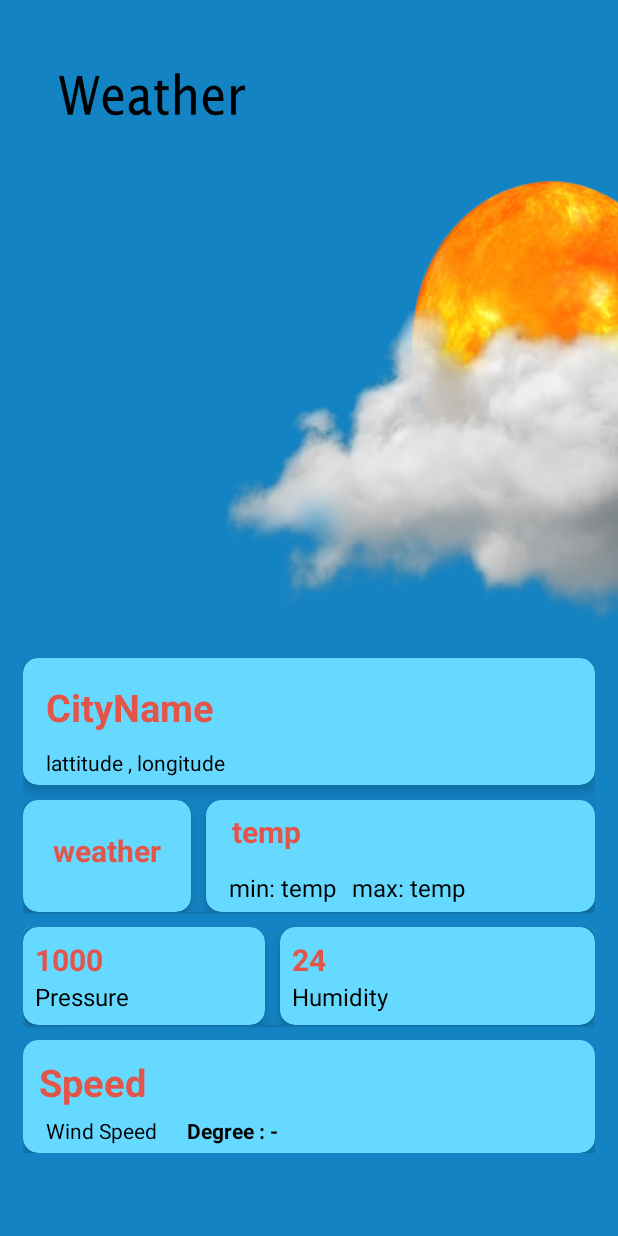
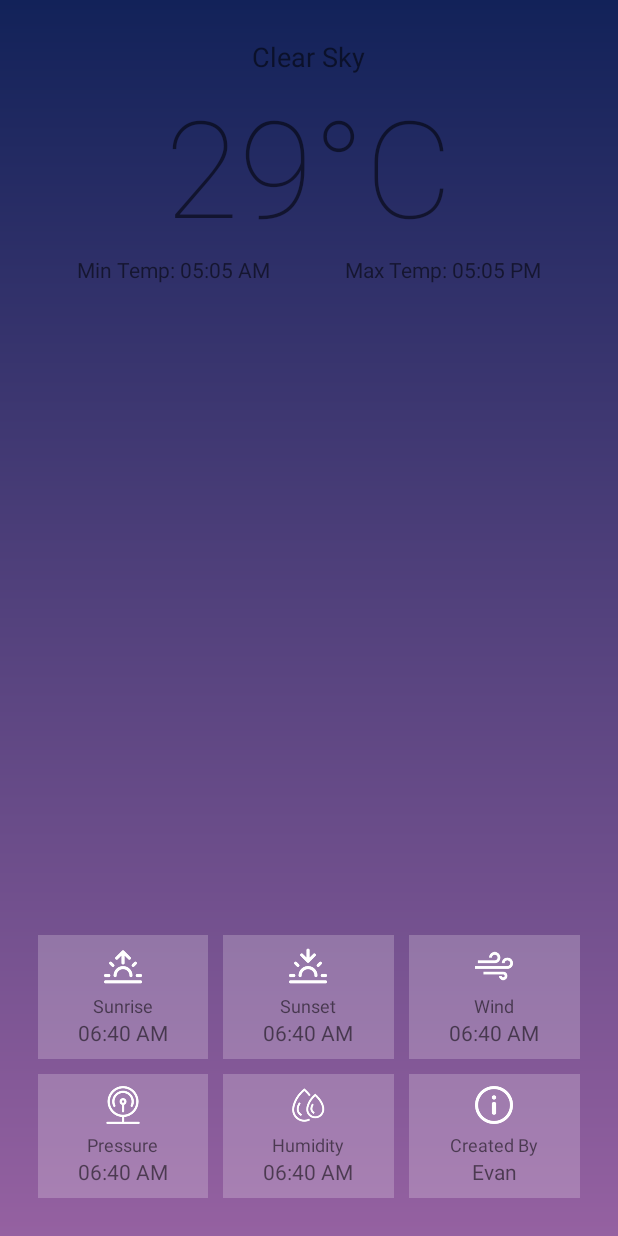
Before and after one commit to nyoloo/Aplikasi_Cuaca, an Android app: the screen it shows after launch (MainActivity), on a phone screen of 412 x 824 dp. Run offline under Robolectric (Android 15) with nearby library versions, the phone set to English and light mode, and no system bars; our stand-ins replace Volley; network calls fail; 4 statements that could not run were skipped.

Commit message:
update ui

```diff
--- a/app/build.gradle
+++ b/app/build.gradle
@@ -46,4 +46,9 @@ dependencies {
     testImplementation 'junit:junit:4.+'
     androidTestImplementation 'androidx.test.ext:junit:1.1.2'
     androidTestImplementation 'androidx.test.espresso:espresso-core:3.3.0'
+
+    implementation "androidx.cardview:cardview:1.0.0"
+    implementation 'androidx.constraintlayout:constraintlayout:2.1.4'
+
+
 }
--- a/app/src/main/java/com/example/weather/MainActivity.kt
+++ b/app/src/main/java/com/example/weather/MainActivity.kt
@@ -43,10 +43,10 @@ class MainActivity : AppCompatActivity() {
     }
 
     private fun setValues(response:JSONObject){
-        city.text=response.getString("name")
+        city.text=response.getString("city.id")
         var lat = response.getJSONObject("coord").getString("lat")
         var long=response.getJSONObject("coord").getString("lon")
-        coordinates.text="${lat} , ${long}"
+//        coordinates.text="${lat} , ${long}"
         weather.text=response.getJSONArray("weather").getJSONObject(0).getString("main")
         var tempr=response.getJSONObject("main").getString("temp")
         tempr=((((tempr).toFloat()-273.15)).toInt()).toString()
@@ -64,6 +64,6 @@ class MainActivity : AppCompatActivity() {
         humidity.text=response.getJSONObject("main").getString("humidity")+"%"
         wind.text=response.getJSONObject("wind").getString("speed")
         degree.text="Degree : "+response.getJSONObject("wind").getString("deg")+"°"
-//        gust.text="Gust : "+response.getJSONObject("wind").getString("gust")
+    gust.text="Gust : "+response.getJSONObject("wind").getString("gust")
     }
 }
--- a/app/src/main/res/layout/activity_main.xml
+++ b/app/src/main/res/layout/activity_main.xml
@@ -1,259 +1,299 @@
 <?xml version="1.0" encoding="utf-8"?>
-
-<ScrollView xmlns:android="http://schemas.android.com/apk/res/android"
+<RelativeLayout xmlns:android="http://schemas.android.com/apk/res/android"
     xmlns:app="http://schemas.android.com/apk/res-auto"
-    xmlns:tools="http://schemas.android.com/tools"
+    android:orientation="vertical"
     android:layout_width="match_parent"
     android:layout_height="match_parent"
-    android:background="@drawable/demo"
-    android:padding="10dp"
-    tools:context=".MainActivity">
+    android:padding="25dp"
+    android:background="@drawable/gradient_bg">
+
+    <RelativeLayout
+        android:id="@+id/mainContainer"
+        android:layout_width="match_parent"
+        android:layout_height="match_parent"
+        android:visibility="visible">
+
 
         <LinearLayout
-            android:layout_width="match_parent"
-            android:layout_height="match_parent"
-            android:layout_marginBottom="30dp"
-            android:padding="5dp"
-            android:layout_gravity="bottom"
-            android:orientation="vertical">
-            <com.google.android.material.card.MaterialCardView
+            android:id="@+id/overviewContainer"
             android:layout_width="match_parent"
             android:layout_height="wrap_content"
-                app:cardElevation="5dp"
-                app:cardCornerRadius="10dp"
-                app:cardBackgroundColor="@color/background">
-                <LinearLayout
-                    android:layout_width="match_parent"
-                    android:layout_height="match_parent"
-                    android:orientation="vertical"
-                    android:padding="5dp">
+            android:orientation="vertical">
+
             <TextView
-                        android:id="@+id/city"
+                android:id="@+id/weather"
                 android:layout_width="wrap_content"
                 android:layout_height="wrap_content"
-                        android:text="CityName"
-                        android:textColor="@color/subfont"
-                        android:textSize="25sp"
-                        android:textStyle="bold"
-                        android:padding="10dp"
-                        />
-                    <TextView
-                        android:id="@+id/coordinates"
-                        android:layout_width="wrap_content"
-                        android:layout_height="wrap_content"
-                        android:text="lattitude , longitude"
-                        android:layout_marginLeft="10dp"
-                        android:textColor="@color/black"
-                        />
-                </LinearLayout>
-            </com.google.android.material.card.MaterialCardView>
-    <LinearLayout
-        android:layout_width="match_parent"
-        android:layout_height="match_parent"
-        android:orientation="vertical"
-        android:layout_marginBottom="10dp">
-        <com.google.android.material.card.MaterialCardView
-            android:layout_width="match_parent"
-            android:layout_height="wrap_content"
-            app:cardBackgroundColor="#1383c3"
-            android:layout_marginTop="10dp">
-            <LinearLayout
-                android:layout_width="match_parent"
-                android:layout_height="match_parent"
-                android:orientation="horizontal"
-                >
-                <com.google.android.material.card.MaterialCardView
-                    android:layout_width="wrap_content"
-                    android:layout_height="match_parent"
-                    app:cardBackgroundColor="@color/background"
-                    app:cardElevation="5dp"
-                    app:cardCornerRadius="10dp">
-                    <TextView
-                        android:id="@+id/weather"
-                        android:layout_width="match_parent"
-                        android:layout_height="match_parent"
-                        android:text="weather"
-                        android:textSize="20sp"
-                        android:textStyle="bold"
-                        android:textColor="@color/subfont"
-                        android:padding="20dp"/>
-                </com.google.android.material.card.MaterialCardView>
-                <com.google.android.material.card.MaterialCardView
-                    android:layout_width="match_parent"
-                    android:layout_height="match_parent"
-                    app:cardBackgroundColor="@color/background"
-                    app:cardElevation="5dp"
-                    app:cardCornerRadius="10dp"
-                    android:layout_marginLeft="10dp">
-                    <LinearLayout
-                        android:layout_width="match_parent"
-                        android:layout_height="match_parent"
-                        android:orientation="vertical"
-                        android:layout_marginLeft="10dp">
+                android:layout_gravity="center"
+                android:text="Clear Sky"
+                android:textSize="18dp" />
+
             <TextView
                 android:id="@+id/temp"
                 android:layout_width="wrap_content"
                 android:layout_height="wrap_content"
-                            android:text="temp"
-                            android:textColor="@color/subfont"
-                            android:textSize="20sp"
-                            android:padding="7dp"
-                            android:textStyle="bold"/>
+                android:layout_gravity="center"
+                android:fontFamily="sans-serif-thin"
+                android:text="29°C"
+                android:textSize="90dp" />
+
             <LinearLayout
                 android:layout_width="match_parent"
-                            android:layout_height="match_parent"
+                android:layout_height="wrap_content"
+                android:gravity="center"
                 android:orientation="horizontal">
+
                 <TextView
                     android:id="@+id/min_temp"
                     android:layout_width="wrap_content"
                     android:layout_height="wrap_content"
-                                android:text="min: temp"
-                                android:padding="5dp"
-                                android:textSize="16sp"
-                                android:textColor="@color/black"/>
+                    android:text="Min Temp: 05:05 AM" />
+
+                <Space
+                    android:layout_width="50dp"
+                    android:layout_height="wrap_content" />
+
                 <TextView
                     android:id="@+id/max_temp"
                     android:layout_width="wrap_content"
                     android:layout_height="wrap_content"
-                                android:text="max: temp"
-                                android:padding="5dp"
-                                android:textSize="16sp"
-                                android:textColor="@color/black"/>
+                    android:text="Max Temp: 05:05 PM" />
             </LinearLayout>
+
         </LinearLayout>
-                </com.google.android.material.card.MaterialCardView>
-            </LinearLayout>
-        </com.google.android.material.card.MaterialCardView>
-        <com.google.android.material.card.MaterialCardView
-            android:layout_width="match_parent"
-            android:layout_height="match_parent"
-            android:layout_marginTop="10dp">
+
+
         <LinearLayout
-                android:layout_width="match_parent"
-                android:layout_height="match_parent"
-                android:background="#1383c3"
-                android:orientation="horizontal">
-                <com.google.android.material.card.MaterialCardView
-                    android:layout_width="wrap_content"
-                    android:layout_height="match_parent"
-                    app:cardBackgroundColor="@color/background"
-                    app:cardElevation="5dp"
-                    app:cardCornerRadius="10dp">
-                    <LinearLayout
-                        android:layout_width="match_parent"
-                        android:layout_height="match_parent"
-                        android:orientation="vertical"
-                        android:padding="8dp">
-                        <TextView
-                            android:id="@+id/pressure"
+            android:id="@+id/detailsContainer"
             android:layout_width="match_parent"
             android:layout_height="wrap_content"
-                            android:text="1000"
-                            android:paddingRight="100dp"
-                            android:textStyle="bold"
-                            android:textColor="@color/subfont"
-                            android:textSize="20sp"/>
-                        <TextView
+            android:layout_alignParentBottom="true"
 
-                            android:layout_width="match_parent"
-                            android:layout_height="wrap_content"
-                            android:text="Pressure"
-                            android:textColor="@color/black"
-                            android:textSize="16sp"/>
-                    </LinearLayout>
-                </com.google.android.material.card.MaterialCardView>
+            android:orientation="vertical">
 
-                <com.google.android.material.card.MaterialCardView
-                    android:layout_width="match_parent"
-                    android:layout_height="wrap_content"
-                    app:cardBackgroundColor="@color/background"
-                    app:cardElevation="5dp"
-                    app:cardCornerRadius="10dp"
-                    android:layout_marginLeft="10dp">
             <LinearLayout
                 android:layout_width="match_parent"
                 android:layout_height="wrap_content"
+                android:orientation="horizontal"
+                android:weightSum="3">
+
+                <LinearLayout
+                    android:layout_width="0dp"
+                    android:layout_height="wrap_content"
+                    android:layout_weight="1"
+                    android:background="#3CF1EBF1"
+                    android:gravity="center"
                     android:orientation="vertical"
                     android:padding="8dp">
+
+                    <ImageView
+                        android:layout_width="25dp"
+                        android:layout_height="25dp"
+                        android:src="@drawable/sunrise"
+                        app:tint="#FFFFFF" />
+
+                    <Space
+                        android:layout_width="wrap_content"
+                        android:layout_height="5dp" />
+
+                    <TextView
+                        android:layout_width="wrap_content"
+                        android:layout_height="wrap_content"
+                        android:text="Sunrise"
+                        android:textSize="12dp" />
+
+                    <TextView
+                        android:id="@+id/degree"
+                        android:layout_width="wrap_content"
+                        android:layout_height="wrap_content"
+                        android:text="06:40 AM"
+                        android:textSize="14dp" />
+                </LinearLayout>
+
+                <Space
+                    android:layout_width="10dp"
+                    android:layout_height="wrap_content" />
+
+                <LinearLayout
+                    android:layout_width="0dp"
+                    android:layout_height="wrap_content"
+                    android:layout_weight="1"
+                    android:background="#3CF1EBF1"
+                    android:gravity="center"
+                    android:orientation="vertical"
+                    android:padding="8dp">
+
+                    <ImageView
+                        android:layout_width="25dp"
+                        android:layout_height="25dp"
+                        android:src="@drawable/sunset"
+                        app:tint="#FFFFFF" />
+
+                    <Space
+                        android:layout_width="wrap_content"
+                        android:layout_height="5dp" />
+
+                    <TextView
+                        android:layout_width="wrap_content"
+                        android:layout_height="wrap_content"
+                        android:text="Sunset"
+                        android:textSize="12dp" />
+
+                    <TextView
+                        android:id="@+id/gust"
+                        android:layout_width="wrap_content"
+                        android:layout_height="wrap_content"
+                        android:text="06:40 AM"
+                        android:textSize="14dp" />
+                </LinearLayout>
+
+                <Space
+                    android:layout_width="10dp"
+                    android:layout_height="wrap_content" />
+
+                <LinearLayout
+                    android:layout_width="0dp"
+                    android:layout_height="wrap_content"
+                    android:layout_weight="1"
+                    android:background="#3CF1EBF1"
+                    android:gravity="center"
+                    android:orientation="vertical"
+                    android:padding="8dp">
+
+                    <ImageView
+                        android:layout_width="25dp"
+                        android:layout_height="25dp"
+                        android:src="@drawable/wind"
+                        app:tint="#FFFFFF" />
+
+                    <Space
+                        android:layout_width="wrap_content"
+                        android:layout_height="5dp" />
+
+                    <TextView
+                        android:layout_width="wrap_content"
+                        android:layout_height="wrap_content"
+                        android:text="Wind"
+                        android:textSize="12dp" />
+
+                    <TextView
+                        android:id="@+id/wind"
+                        android:layout_width="wrap_content"
+                        android:layout_height="wrap_content"
+                        android:text="06:40 AM"
+                        android:textSize="14dp" />
+                </LinearLayout>
+            </LinearLayout>
+
+            <Space
+                android:layout_width="wrap_content"
+                android:layout_height="10dp" />
+
+            <LinearLayout
+                android:layout_width="match_parent"
+                android:layout_height="wrap_content"
+                android:orientation="horizontal"
+                android:weightSum="3">
+
+                <LinearLayout
+                    android:layout_width="0dp"
+                    android:layout_height="wrap_content"
+                    android:layout_weight="1"
+                    android:background="#3CF1EBF1"
+                    android:gravity="center"
+                    android:orientation="vertical"
+                    android:padding="8dp">
+
+                    <ImageView
+                        android:layout_width="25dp"
+                        android:layout_height="25dp"
+                        android:src="@drawable/pressure"
+                        app:tint="#FFFFFF" />
+
+                    <Space
+                        android:layout_width="wrap_content"
+                        android:layout_height="5dp" />
+
+                    <TextView
+                        android:layout_width="wrap_content"
+                        android:layout_height="wrap_content"
+                        android:text="Pressure"
+                        android:textSize="12dp" />
+
+                    <TextView
+                        android:id="@+id/pressure"
+                        android:layout_width="wrap_content"
+                        android:layout_height="wrap_content"
+                        android:text="06:40 AM"
+                        android:textSize="14dp" />
+                </LinearLayout>
+
+                <Space
+                    android:layout_width="10dp"
+                    android:layout_height="wrap_content" />
+
+                <LinearLayout
+                    android:layout_width="0dp"
+                    android:layout_height="wrap_content"
+                    android:layout_weight="1"
+                    android:background="#3CF1EBF1"
+                    android:gravity="center"
+                    android:orientation="vertical"
+                    android:padding="8dp">
+
+                    <ImageView
+                        android:layout_width="25dp"
+                        android:layout_height="25dp"
+                        android:src="@drawable/humidity"
+                        app:tint="#FFFFFF" />
+
+                    <Space
+                        android:layout_width="wrap_content"
+                        android:layout_height="5dp" />
+
+                    <TextView
+                        android:layout_width="wrap_content"
+                        android:layout_height="wrap_content"
+                        android:text="Humidity"
+                        android:textSize="12dp" />
+
                     <TextView
                         android:id="@+id/humidity"
                         android:layout_width="wrap_content"
                         android:layout_height="wrap_content"
-                            android:text="24"
-                            android:textSize="20sp"
-                            android:textColor="@color/subfont"
-                            android:textStyle="bold"
-
-                            />
-                        <TextView
-                            android:layout_width="wrap_content"
-                            android:layout_height="wrap_content"
-                            android:text="Humidity"
-                            android:textSize="16sp"
-                            android:textColor="@color/black"
-
-                            />
+                        android:text="06:40 AM"
+                        android:textSize="14dp" />
                 </LinearLayout>
 
-                </com.google.android.material.card.MaterialCardView>
+                <Space
+                    android:layout_width="10dp"
+                    android:layout_height="wrap_content" />
+                                <LinearLayout android:layout_width="0dp" android:layout_height="wrap_content"
+                                    android:orientation="vertical" android:layout_weight="1"
+                                    android:gravity="center" android:padding="8dp"
+                                    android:background="#3CF1EBF1">
+                                    <ImageView android:layout_width="25dp" android:layout_height="25dp"
+                                        android:src="@drawable/info"
+                                        app:tint="#FFFFFF" />
+                                    <Space android:layout_width="wrap_content" android:layout_height="5dp"/>
+                                    <TextView android:layout_width="wrap_content" android:layout_height="wrap_content"
+                                        android:textSize="12dp" android:text="Created By"/>
+                                    <TextView android:id="@+id/city" android:layout_width="wrap_content"
+                                        android:layout_height="wrap_content" android:textSize="14dp"
+                                        android:text="Evan"/>
                                 </LinearLayout>
-        </com.google.android.material.card.MaterialCardView>
-        <com.google.android.material.card.MaterialCardView
-            android:layout_width="match_parent"
-            android:layout_height="wrap_content"
-            app:cardBackgroundColor="@color/background"
-            android:layout_marginTop="10dp"
-            app:cardElevation="5dp"
-            app:cardCornerRadius="10dp">
-            <LinearLayout
-                android:layout_width="match_parent"
-                android:layout_height="match_parent"
-                android:orientation="vertical"
-                android:padding="5dp">
-                <TextView
-                    android:id="@+id/wind"
-                    android:layout_width="wrap_content"
-                    android:layout_height="wrap_content"
-                    android:textStyle="bold"
-                    android:textColor="@color/subfont"
-                    android:text="Speed"
-                    android:textSize="25sp"
-                    android:padding="5dp"
-                    />
-                <LinearLayout
-                    android:layout_width="match_parent"
-                    android:layout_height="wrap_content">
-                    <TextView
-                        android:layout_width="wrap_content"
-                        android:layout_height="wrap_content"
-                        android:textColor="@color/black"
-                        android:layout_marginLeft="10dp"
-                        android:text="Wind Speed"/>
-                    <TextView
-                        android:id="@+id/degree"
-                        android:layout_width="wrap_content"
-                        android:layout_height="wrap_content"
-                        android:textColor="@color/black"
-                        android:layout_marginLeft="20dp"
-                        android:textStyle="bold"
-                        android:text="Degree : -"/>
-                    <!--                        <TextView-->
-                    <!--                            android:id="@+id/gust"-->
-                    <!--                            android:layout_width="wrap_content"-->
-                    <!--                            android:layout_height="wrap_content"-->
-                    <!--                            android:textColor="@color/black"-->
-                    <!--                            android:layout_marginLeft="20dp"-->
-                    <!--                            android:textStyle="bold"-->
-                    <!--                            android:text="Gust : -"/>-->
-
             </LinearLayout>
-
         </LinearLayout>
-
-        </com.google.android.material.card.MaterialCardView>
-    </LinearLayout>
+    </RelativeLayout>
 
 
-        </LinearLayout>
+    <ProgressBar android:id="@+id/loader" android:layout_width="wrap_content"
+        android:layout_height="wrap_content" android:layout_centerInParent="true"
+        android:visibility="gone"/>
 
-</ScrollView>
+    <TextView android:id="@+id/errorText" android:layout_width="wrap_content"
+        android:layout_height="wrap_content" android:layout_centerInParent="true"
+        android:visibility="gone" android:text="Something went wrong"/>
+
+
+</RelativeLayout>
```
Lines whose indentation alone changed are shown as unchanged.
